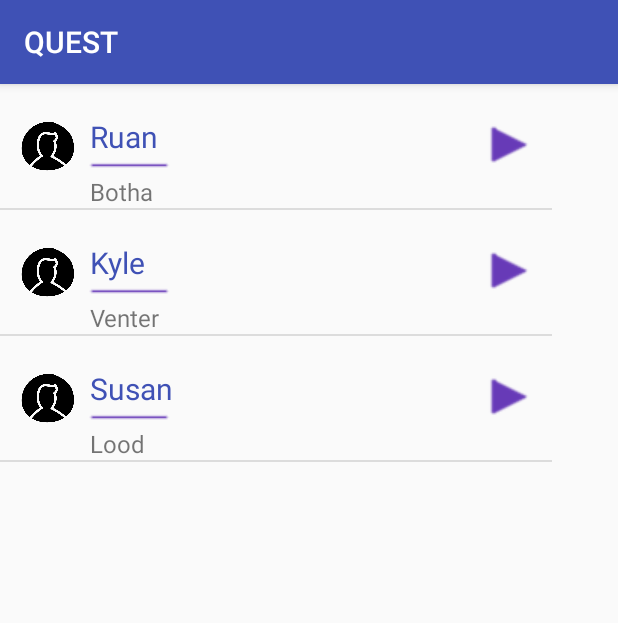
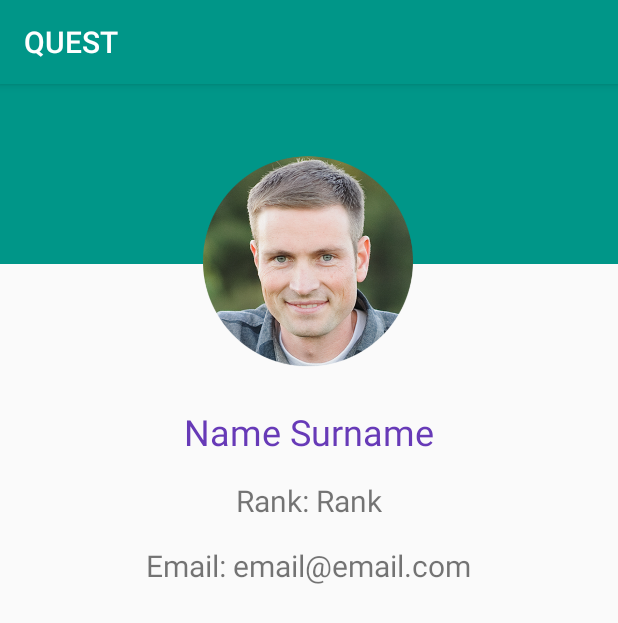
Before and after one commit to disney50/QUEST, an Android app: the screen it shows after launch (ExplorersActivity before the commit, ProfileActivity after it), on a phone screen of 412 x 824 dp. Shown: the top 623 px of the screen. Run offline under Robolectric (Android 15) with nearby library versions, the light colour scheme and no system bars.

Commit message:
ProfileMockAvatar

```diff
--- a/app/src/main/AndroidManifest.xml
+++ b/app/src/main/AndroidManifest.xml
@@ -9,15 +9,15 @@
         android:roundIcon="@mipmap/ic_launcher_round"
         android:supportsRtl="true"
         android:theme="@style/AppTheme">
-        <activity android:name=".ExplorersActivity">
+        <activity android:name=".ProfileActivity">
             <intent-filter>
                 <action android:name="android.intent.action.MAIN" />
 
                 <category android:name="android.intent.category.LAUNCHER" />
             </intent-filter>
         </activity>
-        <activity android:name=".ListViewActivity"></activity>
-
+        <activity android:name=".ListViewActivity" />
+        <activity android:name=".ExplorersActivity" />
     </application>
 
 </manifest>
--- a/app/src/main/java/com/example/jedidja/quest/ExplorersActivity.java
+++ b/app/src/main/java/com/example/jedidja/quest/ExplorersActivity.java
@@ -27,7 +27,7 @@ public class ExplorersActivity extends AppCompatActivity {
         AdapterView.OnItemClickListener itemClickListener = new AdapterView.OnItemClickListener() {
             @Override
             public void onItemClick(AdapterView<?> adapterView, View view, int i, long l) {
-                Intent myIntent = new Intent(ExplorersActivity.this, MainActivity.class);
+                Intent myIntent = new Intent(ExplorersActivity.this, ListViewActivity.class);
                 startActivity(myIntent);
             }
         };
--- /dev/null
+++ b/app/src/main/java/com/example/jedidja/quest/ProfileActivity.java
@@ -0,0 +1,13 @@
+package com.example.jedidja.quest;
+
+import android.support.v7.app.AppCompatActivity;
+import android.os.Bundle;
+
+public class ProfileActivity extends AppCompatActivity {
+
+    @Override
+    protected void onCreate(Bundle savedInstanceState) {
+        super.onCreate(savedInstanceState);
+        setContentView(R.layout.activity_profile);
+    }
+}
--- /dev/null
+++ b/app/src/main/res/layout/activity_profile.xml
@@ -0,0 +1,59 @@
+<?xml version="1.0" encoding="utf-8"?>
+<RelativeLayout
+    xmlns:android="http://schemas.android.com/apk/res/android"
+    xmlns:app="http://schemas.android.com/apk/res-auto"
+    xmlns:tools="http://schemas.android.com/tools"
+    android:layout_width="match_parent"
+    android:layout_height="match_parent"
+    tools:context="com.example.jedidja.quest.ProfileActivity">
+
+    <ImageView
+        android:id="@+id/image_view_background"
+        android:layout_width="match_parent"
+        android:layout_height="120dp"
+        android:layout_alignParentTop="true"
+        android:layout_centerHorizontal="true"
+        app:srcCompat="@color/colorPrimary" />
+
+    <ImageView
+        android:id="@+id/image_view_profile"
+        android:layout_width="150dp"
+        android:layout_height="150dp"
+        android:layout_alignTop="@+id/image_view_background"
+        android:layout_centerHorizontal="true"
+        android:layout_marginTop="45dp"
+        app:srcCompat="@drawable/profile_round" />
+
+    <TextView
+        android:id="@+id/text_view_name_surname"
+        android:layout_width="wrap_content"
+        android:layout_height="wrap_content"
+        android:layout_below="@+id/image_view_profile"
+        android:layout_centerHorizontal="true"
+        android:layout_marginTop="20dp"
+        android:textSize="24sp"
+        android:textColor="@color/colorAccent"
+        android:text="Name Surname" />
+
+    <TextView
+        android:id="@+id/text_view_rank"
+        android:layout_width="wrap_content"
+        android:layout_height="wrap_content"
+        android:layout_below="@+id/text_view_name_surname"
+        android:layout_centerHorizontal="true"
+        android:layout_marginTop="16dp"
+        android:textSize="20sp"
+        android:text="Rank: Rank" />
+
+    <TextView
+        android:id="@+id/text_view_email"
+        android:layout_width="wrap_content"
+        android:layout_height="wrap_content"
+        android:layout_below="@+id/text_view_rank"
+        android:layout_centerHorizontal="true"
+        android:layout_marginTop="16dp"
+        android:textSize="20sp"
+        android:text="Email: email@email.com" />
+
+
+</RelativeLayout>
--- a/app/src/main/res/values/colors.xml
+++ b/app/src/main/res/values/colors.xml
@@ -1,6 +1,9 @@
 <?xml version="1.0" encoding="utf-8"?>
 <resources>
-    <color name="colorPrimary">#3F51B5</color>
-    <color name="colorPrimaryDark">#303F9F</color>
-    <color name="colorAccent">#FF4081</color>
+    <color name="colorPrimary">#009688</color>
+    <color name="colorPrimaryDark">#00675b</color>
+    <color name="colorPrimaryLight">#52c7b8</color>
+    <color name="colorAccent">#673ab7</color>
+    <color name="colorAccentDark">#320b86</color>
+    <color name="colorAccentLight">#9a67ea</color>
 </resources>
```
Also changed, not shown: app/src/main/res/drawable/profile_round.png (added).
